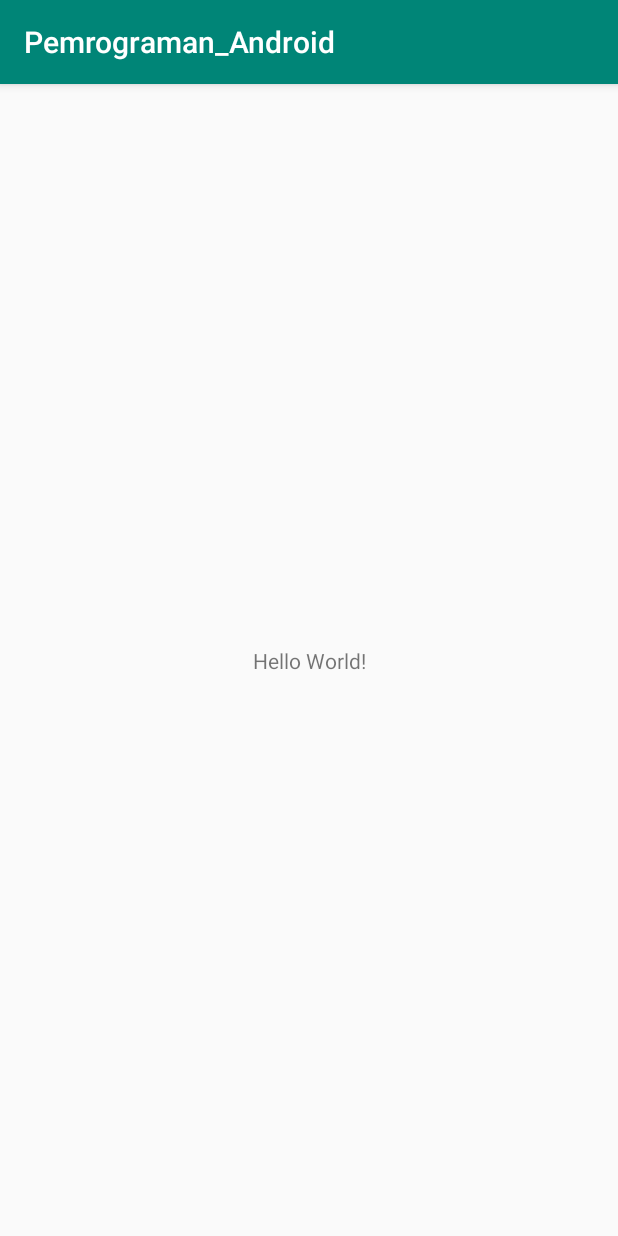
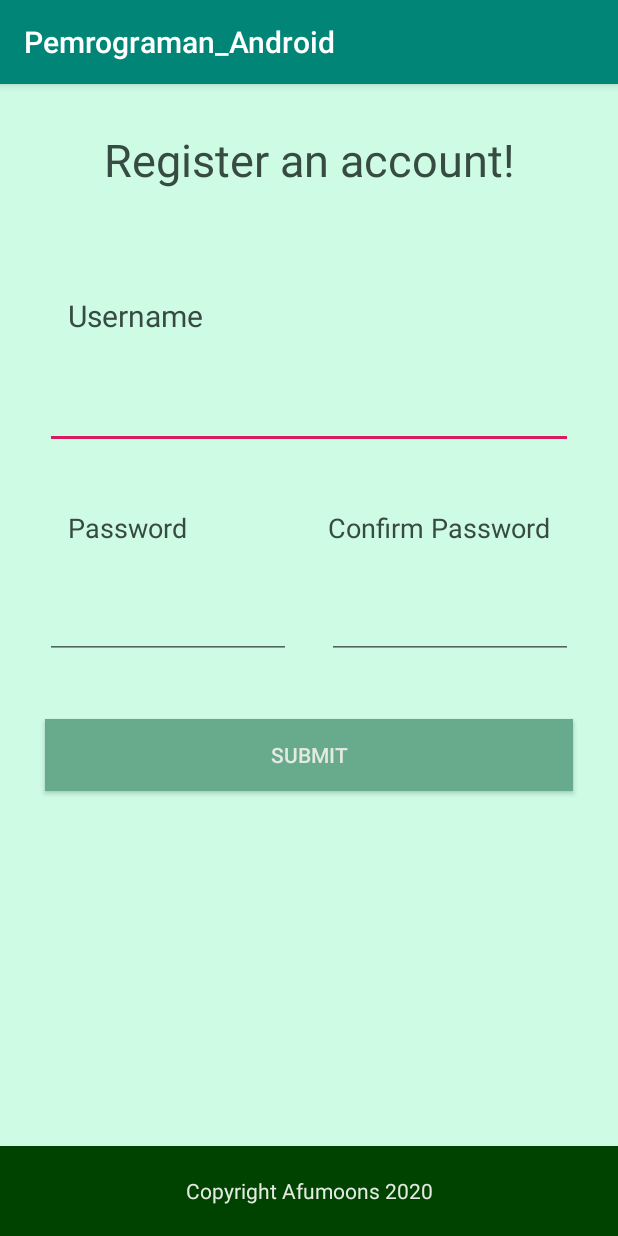
Before and after one commit to Afumoons/Pemrograman-mobile, an Android app: the screen it shows after launch (MainActivity), on a phone screen of 412 x 824 dp. Run offline under Robolectric (Android 15) with nearby library versions, the phone set to English and light mode, and no system bars.

Commit message:
Tugas 2 Implementasi (Tugas no 1 di modul 3 praktikum)

```diff
--- a/app/src/main/res/layout/activity_main.xml
+++ b/app/src/main/res/layout/activity_main.xml
@@ -4,15 +4,129 @@
     xmlns:tools="http://schemas.android.com/tools"
     android:layout_width="match_parent"
     android:layout_height="match_parent"
+    android:background="@color/colorTiga"
     tools:context=".MainActivity">
 
     <TextView
+        android:id="@+id/Judul"
+        android:layout_width="0dp"
+        android:layout_height="wrap_content"
+        android:layout_marginLeft="@dimen/defaultMargin"
+        android:layout_marginTop="@dimen/defaultMargin"
+        android:layout_marginRight="@dimen/defaultMargin"
+        android:text="@string/judul"
+        android:textAlignment="center"
+        android:textColor="@color/colorText_dark"
+        android:textSize="30sp"
+        app:layout_constraintBottom_toBottomOf="parent"
+        app:layout_constraintHorizontal_bias="0.0"
+        app:layout_constraintLeft_toLeftOf="parent"
+        app:layout_constraintRight_toRightOf="parent"
+        app:layout_constraintTop_toTopOf="parent"
+        app:layout_constraintVertical_bias="0.0" />
+
+    <EditText
+        android:id="@+id/TxtUsername"
+        android:layout_width="0dp"
+        android:layout_height="wrap_content"
+        android:layout_marginLeft="@dimen/defaultMargin"
+        android:layout_marginTop="@dimen/defaultMargin"
+        android:layout_marginRight="@dimen/defaultMargin"
+        android:autofillHints=""
+        android:ems="10"
+        android:inputType="textPersonName"
+        android:textColor="@color/colorText_dark"
+        app:layout_constraintEnd_toEndOf="parent"
+        app:layout_constraintStart_toStartOf="parent"
+        app:layout_constraintTop_toBottomOf="@+id/LUsername" />
+
+    <TextView
+        android:id="@+id/LUsername"
         android:layout_width="wrap_content"
         android:layout_height="wrap_content"
-        android:text="Hello World!"
+        android:layout_marginStart="15dp"
+        android:layout_marginTop="70dp"
+        android:text="Username"
+        android:textColor="@color/colorText_dark"
+        android:textSize="20sp"
+        app:layout_constraintStart_toStartOf="@+id/Judul"
+        app:layout_constraintTop_toBottomOf="@+id/Judul" />
+
+    <TextView
+        android:id="@+id/LPassword"
+        android:layout_width="wrap_content"
+        android:layout_height="wrap_content"
+        android:layout_marginStart="15dp"
+        android:layout_marginTop="40dp"
+        android:text="Password"
+        android:textColor="@color/colorText_dark"
+        android:textSize="18sp"
+        app:layout_constraintStart_toStartOf="@+id/TxtUsername"
+        app:layout_constraintTop_toBottomOf="@+id/TxtUsername" />
+
+    <TextView
+        android:id="@+id/LPassword2"
+        android:layout_width="wrap_content"
+        android:layout_height="wrap_content"
+        android:layout_marginTop="40dp"
+        android:layout_marginEnd="15dp"
+        android:text="Confirm Password"
+        android:textColor="@color/colorText_dark"
+        android:textSize="18sp"
+        app:layout_constraintEnd_toEndOf="@+id/TxtUsername"
+        app:layout_constraintTop_toBottomOf="@+id/TxtUsername" />
+
+    <EditText
+        android:id="@+id/TxtPassword"
+        android:layout_width="0dp"
+        android:layout_height="wrap_content"
+        android:layout_marginTop="@dimen/defaultMargin"
+        android:layout_marginEnd="12dp"
+        android:autofillHints=""
+        android:ems="10"
+        android:inputType="textPassword"
+        app:layout_constraintEnd_toStartOf="@+id/TxtPassword2"
+        app:layout_constraintStart_toStartOf="@+id/TxtUsername"
+        app:layout_constraintTop_toBottomOf="@+id/LPassword" />
+
+    <EditText
+        android:id="@+id/TxtPassword2"
+        android:layout_width="0dp"
+        android:layout_height="wrap_content"
+        android:layout_marginStart="12dp"
+        android:layout_marginTop="@dimen/defaultMargin"
+        android:autofillHints=""
+        android:ems="10"
+        android:inputType="textPassword"
+        app:layout_constraintEnd_toEndOf="@+id/TxtUsername"
+        app:layout_constraintStart_toEndOf="@+id/TxtPassword"
+        app:layout_constraintTop_toBottomOf="@+id/LPassword2" />
+
+    <Button
+        android:id="@+id/submit"
+        android:layout_width="0dp"
+        android:layout_height="wrap_content"
+        android:layout_marginTop="40dp"
+        android:background="@color/colorDua"
+        android:text="Submit"
+        android:textColor="@color/colorText_light"
+        app:layout_constraintEnd_toEndOf="@+id/TxtPassword2"
+        app:layout_constraintStart_toStartOf="@+id/TxtPassword"
+        app:layout_constraintTop_toBottomOf="@+id/TxtPassword" />
+
+    <TextView
+        android:id="@+id/textView14"
+        android:layout_width="0dp"
+        android:layout_height="60dp"
+        android:background="#004300"
+        android:gravity="center_horizontal|center_vertical"
+        android:text="@string/copyright"
+        android:textColor="@color/colorText_light"
         app:layout_constraintBottom_toBottomOf="parent"
-        app:layout_constraintLeft_toLeftOf="parent"
-        app:layout_constraintRight_toRightOf="parent"
-        app:layout_constraintTop_toTopOf="parent" />
+        app:layout_constraintEnd_toEndOf="parent"
+        app:layout_constraintStart_toStartOf="parent"
+        app:layout_constraintTop_toTopOf="parent"
+        app:layout_constraintVertical_bias="1.0" />
+
 
 </androidx.constraintlayout.widget.ConstraintLayout>
--- a/app/src/main/res/values/colors.xml
+++ b/app/src/main/res/values/colors.xml
@@ -3,4 +3,11 @@
     <color name="colorPrimary">#008577</color>
     <color name="colorPrimaryDark">#00574B</color>
     <color name="colorAccent">#D81B60</color>
+    <color name="colorText_light">#E3EAE0</color>
+    <color name="colorText_dark">#384B42</color>
+    <color name="colorSatu">#50EDB1</color>
+    <color name="colorDua">#67AA8C</color>
+    <color name="colorTiga">#CDFBE4</color>
+    <color name="colorEmpat">#0054B4</color>
+    <color name="colorSatu_black">#2F4858</color>
 </resources>
--- /dev/null
+++ b/app/src/main/res/values/dimens.xml
@@ -0,0 +1,4 @@
+<?xml version="1.0" encoding="utf-8"?>
+<resources>
+    <dimen name="defaultMargin">30dp</dimen>
+</resources>
--- a/app/src/main/res/values/strings.xml
+++ b/app/src/main/res/values/strings.xml
@@ -1,3 +1,5 @@
 <resources>
     <string name="app_name">Pemrograman_Android</string>
+    <string name="copyright">Copyright Afumoons 2020</string>
+    <string name="judul">Register an account!</string>
 </resources>
```
